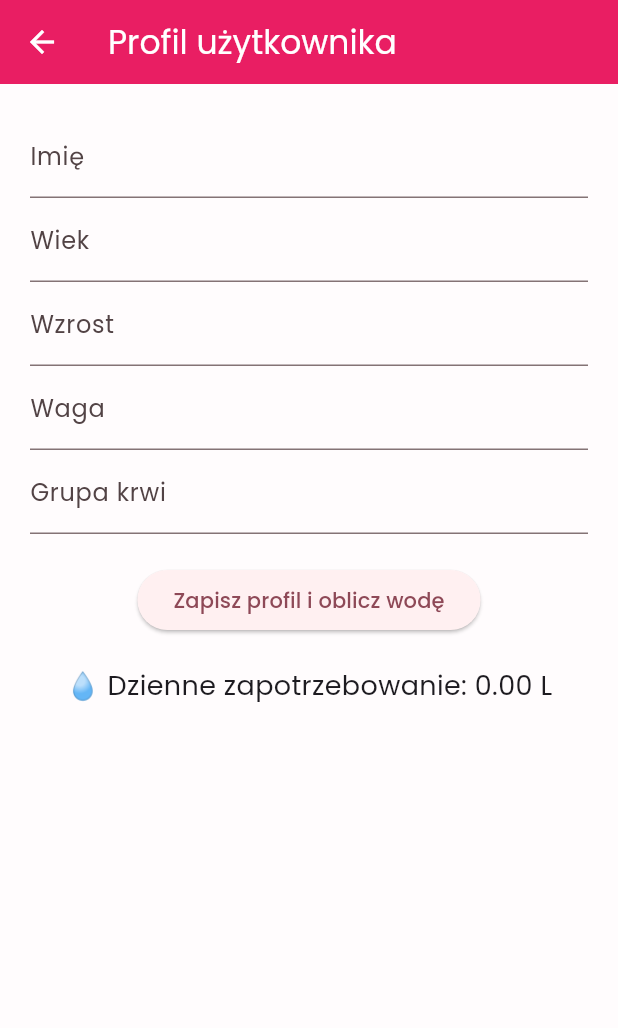
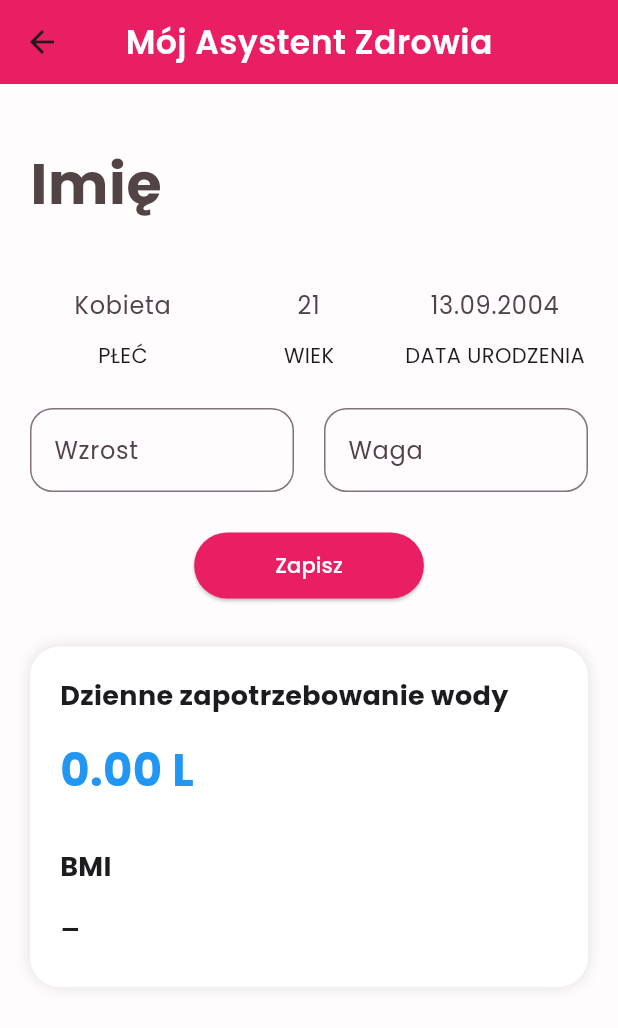
Before and after one commit to Faustymajcher/moj_asystent_zdrowia, a Flutter app: the ProfilePage screen opened directly, on a phone screen of 412 x 824 dp. Shown: the top 1028 px of the screen. Run offline on Flutter 3.47's test engine with Material 3 defaults, Android fonts, the phone set to English and light mode, and no system bars; our stand-ins replace google_fonts, shared_preferences, sqflite; accounts and stored records are empty.

Commit message:
dodanie zmian w profil

```diff
--- a/lib/ekrany/profil_screen.dart
+++ b/lib/ekrany/profil_screen.dart
@@ -1,3 +1,4 @@
+import 'package:google_fonts/google_fonts.dart';
 import 'package:flutter/material.dart';
 import 'package:moj_asystent_zdrowia/baza/profile_storage.dart';
 import 'package:moj_asystent_zdrowia/modele/user_profile.dart';
@@ -19,6 +20,7 @@ class _ProfilePageState extends State<ProfilePage> {
   final bloodController = TextEditingController();
 
   double waterResult = 0.0;
+  String bmiResult = "-";
 
   @override
   void initState() {
@@ -26,18 +28,52 @@ class _ProfilePageState extends State<ProfilePage> {
     loadProfile();
   }
 
+  @override
+  void dispose() {
+    nameController.dispose();
+    ageController.dispose();
+    heightController.dispose();
+    weightController.dispose();
+    bloodController.dispose();
+    super.dispose();
+  }
+
+  double calculateWaterIntake({required double weight, required int age}) {
+    double base = weight * 0.033;
+
+    if (age >= 31 && age <= 55) {
+      base *= 0.95;
+    } else if (age > 55) {
+      base *= 0.9;
+    }
+
+    return base;
+  }
+
   Future<void> loadProfile() async {
     final data = await storage.loadProfile();
     final water = await storage.loadWaterGoal();
 
     setState(() {
-      nameController.text = data['name']!;
-      ageController.text = data['age']!;
-      heightController.text = data['height']!;
-      weightController.text = data['weight']!;
-      bloodController.text = data['blood']!;
+      nameController.text = data['name'] ?? '';
+      ageController.text = data['age'] ?? '';
+      heightController.text = data['height'] ?? '';
+      weightController.text = data['weight'] ?? '';
+      bloodController.text = data['blood'] ?? '';
       waterResult = water;
+
+      // Oblicz BMI przy ładowaniu profilu, jeśli dane istnieją
+      final double? w = double.tryParse(weightController.text);
+      final double? h = double.tryParse(heightController.text);
+      if (w != null && h != null && h > 0) {
+        bmiResult = calculateBMI(weight: w, height: h).toStringAsFixed(1);
+      }
     });
+  }
+
+  double calculateBMI({required double weight, required double height}) {
+    final h = height / 100;
+    return weight / (h * h);
   }
 
   Future<void> saveProfile() async {
@@ -51,17 +87,28 @@ class _ProfilePageState extends State<ProfilePage> {
 
     final double? weight = double.tryParse(weightController.text);
     final int? age = int.tryParse(ageController.text);
+    final double? height = double.tryParse(heightController.text);
 
     double water = 0.0;
+    String calculatedBmi = "-";
 
     if (weight != null && age != null) {
       water = calculateWaterIntake(weight: weight, age: age);
     }
 
+    if (weight != null && height != null && height > 0) {
+      calculatedBmi = calculateBMI(
+        weight: weight,
+        height: height,
+      ).toStringAsFixed(1);
+    }
+
     await storage.saveWaterGoal(water);
 
+    // Aktualizujemy stan UI dla obu wartości jednocześnie
     setState(() {
       waterResult = water;
+      bmiResult = calculatedBmi;
     });
 
     if (!mounted) return;
@@ -77,61 +124,168 @@ class _ProfilePageState extends State<ProfilePage> {
   Widget build(BuildContext context) {
     return Scaffold(
       appBar: AppBar(
-        title: const Text("Profil użytkownika"),
-        backgroundColor: Colors.pink,
-        foregroundColor: Colors.white,
+        backgroundColor: const Color(0xFFE91E63),
+        centerTitle: true,
+        title: const Text(
+          "Mój Asystent Zdrowia",
+          style: TextStyle(
+            color: Colors.white,
+            fontSize: 22,
+            fontWeight: FontWeight.w600,
+            letterSpacing: 0.3,
           ),
-      body: Padding(
+        ),
+      ),
+      body: SingleChildScrollView(
         padding: const EdgeInsets.all(20),
-        child: SingleChildScrollView(
+        child: Column(
+          crossAxisAlignment: CrossAxisAlignment.start,
+          children: [
+            const SizedBox(height: 10),
+            TextField(
+              controller: nameController,
+              decoration: const InputDecoration(
+                hintText: "Imię",
+                border: InputBorder.none,
+              ),
+              style: const TextStyle(fontSize: 38, fontWeight: FontWeight.bold),
+            ),
+            const SizedBox(height: 20),
+            Row(
+              mainAxisAlignment: MainAxisAlignment.spaceBetween,
+              children: [
+                Expanded(
                   child: Column(
                     children: [
                       TextField(
-                controller: nameController,
-                decoration: const InputDecoration(labelText: "Imię"),
+                        controller:
+                            bloodController, // Podpięto controller do pola (płeć/grupa krwi)
+                        decoration: const InputDecoration(
+                          hintText: "Kobieta",
+                          border: InputBorder.none,
                         ),
+                        textAlign: TextAlign.center,
+                      ),
+                      const Text("PŁEĆ"),
+                    ],
+                  ),
+                ),
+                Expanded(
+                  child: Column(
+                    children: [
                       TextField(
                         controller: ageController,
                         keyboardType: TextInputType.number,
-                decoration: const InputDecoration(labelText: "Wiek"),
+                        decoration: const InputDecoration(
+                          hintText: "21",
+                          border: InputBorder.none,
                         ),
+                        textAlign: TextAlign.center,
+                      ),
+                      const Text("WIEK"),
+                    ],
+                  ),
+                ),
+                Expanded(
+                  child: Column(
+                    children: [
                       TextField(
-                controller: heightController,
-                keyboardType: TextInputType.number,
-                decoration: const InputDecoration(labelText: "Wzrost"),
+                        decoration: const InputDecoration(
+                          hintText: "13.09.2004",
+                          border: InputBorder.none,
                         ),
-              TextField(
-                controller: weightController,
-                keyboardType: TextInputType.number,
-                decoration: const InputDecoration(labelText: "Waga"),
+                        textAlign: TextAlign.center,
                       ),
-              TextField(
-                controller: bloodController,
-                decoration: const InputDecoration(labelText: "Grupa krwi"),
+                      const Text("DATA URODZENIA"),
+                    ],
                   ),
-
-              const SizedBox(height: 20),
-
-              ElevatedButton(
-                onPressed: saveProfile,
-                child: const Text("Zapisz profil i oblicz wodę"),
-              ),
-
-              const SizedBox(height: 20),
-
-              Text(
-                "💧 Dzienne zapotrzebowanie: ${waterResult.toStringAsFixed(2)} L",
-                style: const TextStyle(fontSize: 18),
                 ),
               ],
             ),
+            const SizedBox(height: 25),
+            Row(
+              children: [
+                Expanded(
+                  child: TextField(
+                    controller: heightController,
+                    keyboardType: TextInputType.number,
+                    decoration: InputDecoration(
+                      labelText: "Wzrost",
+                      border: OutlineInputBorder(
+                        borderRadius: BorderRadius.circular(15),
+                      ),
+                    ),
+                  ),
+                ),
+                const SizedBox(width: 20),
+                Expanded(
+                  child: TextField(
+                    controller: weightController,
+                    keyboardType: TextInputType.number,
+                    decoration: InputDecoration(
+                      labelText: "Waga",
+                      border: OutlineInputBorder(
+                        borderRadius: BorderRadius.circular(15),
+                      ),
+                    ),
+                  ),
+                ),
+              ],
+            ),
+            const SizedBox(height: 25),
+            Center(
+              child: ElevatedButton(
+                onPressed: saveProfile,
+                style: ElevatedButton.styleFrom(
+                  shape: const StadiumBorder(),
+                  backgroundColor: Colors.pink,
+                ),
+                child: const Padding(
+                  padding: EdgeInsets.symmetric(horizontal: 30, vertical: 12),
+                  child: Text("Zapisz", style: TextStyle(color: Colors.white)),
+                ),
+              ),
+            ),
+            const SizedBox(height: 30),
+            Container(
+              width: double.infinity,
+              padding: const EdgeInsets.all(20),
+              decoration: BoxDecoration(
+                color: Colors.white,
+                borderRadius: BorderRadius.circular(20),
+                boxShadow: const [
+                  BoxShadow(blurRadius: 8, color: Colors.black12),
+                ],
+              ),
+              child: Column(
+                crossAxisAlignment: CrossAxisAlignment.start,
+                children: [
+                  const Text(
+                    "Dzienne zapotrzebowanie wody",
+                    style: TextStyle(fontSize: 18, fontWeight: FontWeight.bold),
+                  ),
+                  const SizedBox(height: 15),
+                  Text(
+                    "${waterResult.toStringAsFixed(2)} L",
+                    style: const TextStyle(
+                      fontSize: 30,
+                      color: Colors.blue,
+                      fontWeight: FontWeight.bold,
+                    ),
+                  ),
+                  const SizedBox(height: 30),
+                  const Text(
+                    "BMI",
+                    style: TextStyle(fontSize: 18, fontWeight: FontWeight.bold),
+                  ),
+                  const SizedBox(height: 10),
+                  Text(bmiResult, style: const TextStyle(fontSize: 26)),
+                ],
+              ),
+            ),
+          ],
         ),
       ),
     );
   }
 }
-
-double calculateWaterIntake({required double weight, required int age}) {
-  // Prosty wzór: waga * 0.035 litra
-  return weight * 0.035;
-}
```
Lines whose indentation alone changed are shown as unchanged.
